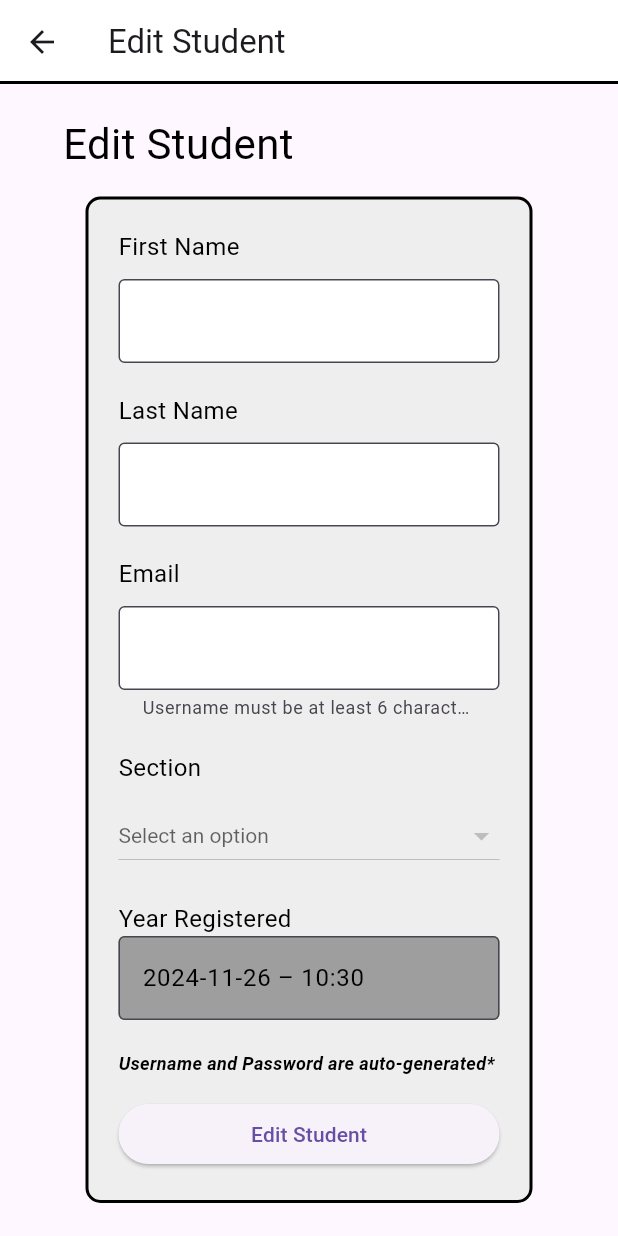
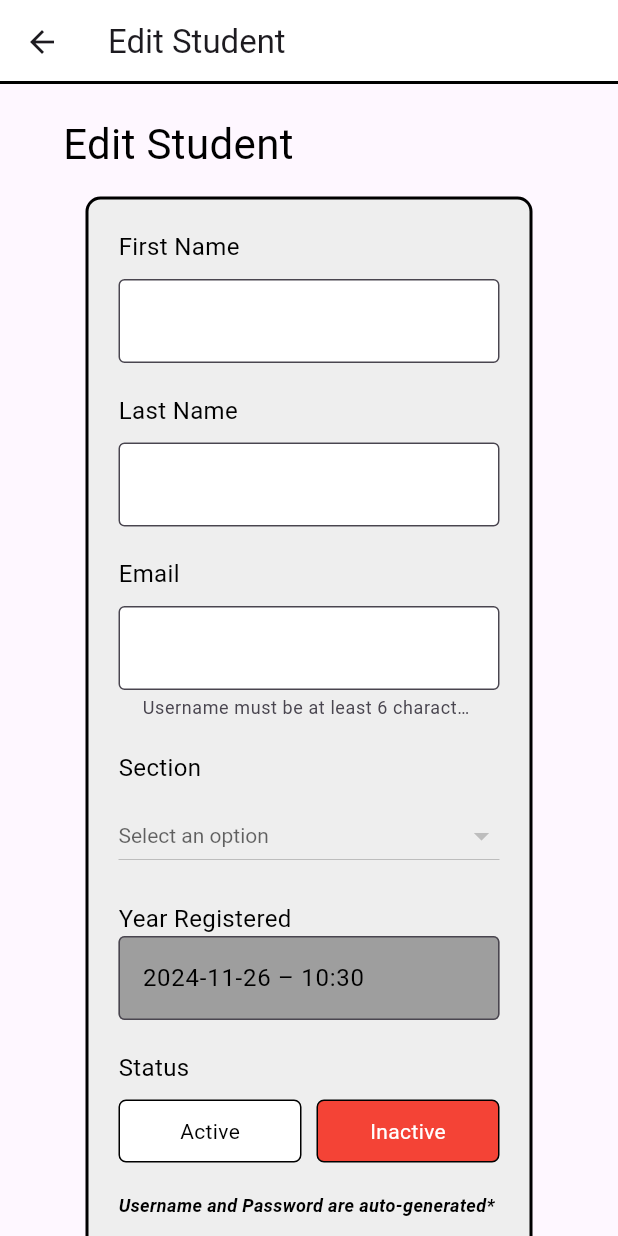
Before and after one commit to ndrw-ynz/physix-companion-app, a Flutter app: the StudentDetailsWidget widget shown alone on an empty page, opened directly with empty values, after a tap on the "edit" icon, on a phone screen of 412 x 824 dp. Run offline on Flutter 3.47's test engine with Material 3 defaults, Android fonts, the phone set to English and light mode, and no system bars; our stand-ins replace cloud_firestore, firebase_auth, firebase_core, go_router; accounts and stored records are empty; network calls fail.

Commit message:
feat: Status has been added for 'soft deletion' of students. When viewing students, active accounts will be shown first, followed by inactive accounts.

```diff
--- a/lib/main.dart
+++ b/lib/main.dart
@@ -147,6 +147,7 @@ final _router = GoRouter(
                           email: extras?['email'],
                           sectionId: extras?['sectionId'],
                           dateCreated: extras?['dateCreated'],
+                          status: extras?['status'],
                         );
                       })
                 ]),
--- a/lib/screens/teacher/students/teacher_student_view_controller.dart
+++ b/lib/screens/teacher/students/teacher_student_view_controller.dart
@@ -66,9 +66,20 @@ abstract class TeacherStudentViewController
             sectionIdToName[sectionId] == selectedSection;
         return matchesSection;
       }).toList();
+
+      filteredList.sort((a, b) {
+        // Get status values, default to false if null
+        bool statusA = a['status'] ?? false;
+        bool statusB = b['status'] ?? false;
+
+        // Compare status values (true comes before false)
+        if (statusA == statusB) {
+          return 0; // Keep original order if status is the same
+        }
+        return statusA ? -1 : 1; // True values come first
+      });
     });
   }
-
   Future<void> _gatherSections() async {
     Set<String> uniqueSections = {}; // Set to hold unique section names
     Map<String, String> sectionIdToNameMap = {
--- a/lib/screens/teacher/students/teacher_student_view_screen.dart
+++ b/lib/screens/teacher/students/teacher_student_view_screen.dart
@@ -132,6 +132,7 @@ class _TeacherStudentViewScreenState extends TeacherStudentViewController {
                       sectionId: student['sectionId'] ?? 'Unknown Section ID',  // you can keep this
                       sectionName: sectionIdToName[student['sectionId']] ?? 'Unknown Section Name',  // modified this line
                       dateCreated: student['dateCreated'] ?? Timestamp.now(),
+                      status: student['status'] ?? false,
                     );
                   },
                 ),
--- a/lib/widgets/students/student_details_widget.dart
+++ b/lib/widgets/students/student_details_widget.dart
@@ -16,7 +16,8 @@ class StudentDetailsWidget extends StatefulWidget {
       required this.password,
       required this.sectionId,
       required this.sectionName,
-      required this.dateCreated});
+      required this.dateCreated,
+      this.status});
 
   final int itemNumber;
   final String uid;
@@ -28,6 +29,7 @@ class StudentDetailsWidget extends StatefulWidget {
   final String sectionId;
   final String sectionName;
   final Timestamp dateCreated;
+  final bool? status;
 
   @override
   State<StudentDetailsWidget> createState() => _StudentDetailsWidgetState();
@@ -38,7 +40,6 @@ class _StudentDetailsWidgetState extends State<StudentDetailsWidget> {
   Widget build(BuildContext context) {
     return Container(
         margin: const EdgeInsets.all(20.0),
-        height: 200,
         decoration: BoxDecoration(
             border: Border.all(color: Colors.black, width: 2.0),
             borderRadius: BorderRadius.circular(10.0)),
@@ -46,22 +47,54 @@ class _StudentDetailsWidgetState extends State<StudentDetailsWidget> {
             mainAxisAlignment: MainAxisAlignment.spaceBetween,
             crossAxisAlignment: CrossAxisAlignment.stretch,
             children: <Widget>[
+              const SizedBox(height: 15),
               Row(
                 mainAxisAlignment: MainAxisAlignment.spaceBetween,
                 crossAxisAlignment: CrossAxisAlignment.center,
                 children: <Widget>[
+                  Column(
+                    crossAxisAlignment: CrossAxisAlignment.start,
+                    children: <Widget>[
                       Row(
                         children: <Widget>[
                           const SizedBox(width: 10),
-                      Text("${widget.itemNumber}. ",
-                          style: const TextStyle(
-                              fontSize: 22.0, fontWeight: FontWeight.bold)),
-                      const SizedBox(width: 10), // Space between texts
-                      Text("${widget.lastName}, ${widget.firstName}",
+                          Container(
+                            width: 12,
+                            height: 12,
+                            decoration: BoxDecoration(
+                              shape: BoxShape.circle,
+                              color: (widget.status ?? false) ? Colors.green : Colors.red,
+                            ),
+                          ),
+                          const SizedBox(width: 5),
+                          Text(
+                            (widget.status ?? false) ? "Active" : "Inactive",
+                            style: TextStyle(
+                              color: (widget.status ?? false) ? Colors.green : Colors.red,
+                              fontSize: 14.0,
+                            ),
+                          ),
+                        ],
+                      ),
+                      // Second Row: Item Number and Name
+                      Row(
+                        children: <Widget>[
+                          const SizedBox(width: 10),
+                          Text(
+                              "${widget.itemNumber}. ",
+                              style: const TextStyle(fontSize: 22.0, fontWeight: FontWeight.bold)
+                          ),
+                          const SizedBox(width: 10),
+                          Text(
+                              "${widget.lastName}, ${widget.firstName}",
                               style: const TextStyle(
                                   fontSize: 18.0,
                                   fontStyle: FontStyle.italic,
-                              fontWeight: FontWeight.bold)),
+                                  fontWeight: FontWeight.bold
+                              )
+                          ),
+                        ],
+                      ),
                     ],
                   ),
                   // Right side: Two Buttons
@@ -76,6 +109,7 @@ class _StudentDetailsWidgetState extends State<StudentDetailsWidget> {
                               "email": widget.email,
                               "sectionId": widget.sectionId,
                               "dateCreated": widget.dateCreated,
+                              "status": widget.status ?? false,
                             }),
                         icon: const Icon(Icons.edit),
                         style: ElevatedButton.styleFrom(
@@ -140,6 +174,8 @@ class _StudentDetailsWidgetState extends State<StudentDetailsWidget> {
                       ])
                     ],
                   ))
-            ]));
+            ]
+        )
+    );
   }
 }
--- a/lib/widgets/students/student_form_widget.dart
+++ b/lib/widgets/students/student_form_widget.dart
@@ -16,7 +16,8 @@ class StudentFormWidget extends StatefulWidget {
         this.lastName,
         this.email,
         this.sectionId,
-        this.dateCreated});
+        this.dateCreated,
+        this.status});
   final FormMode formMode;
   final String? uid;
   final String? firstName;
@@ -24,6 +25,7 @@ class StudentFormWidget extends StatefulWidget {
   final String? email;
   final String? sectionId;
   final Timestamp? dateCreated;
+  final bool? status;
 
   @override
   State<StudentFormWidget> createState() => _StudentFormWidgetState();
@@ -164,6 +166,75 @@ class _StudentFormWidgetState extends StudentFormController {
                         ),
                         const SizedBox(height: 20),
                         const Text(
+                          "Status",
+                          style: TextStyle(fontSize: 16.0),
+                        ),
+                        const SizedBox(height: 10),
+                        Row(
+                          children: [
+                            Expanded(
+                              child: GestureDetector(
+                                onTap: () {
+                                  setState(() {
+                                    studentStatus = true;
+                                  });
+                                },
+                                child: Container(
+                                  padding: const EdgeInsets.symmetric(vertical: 10),
+                                  decoration: BoxDecoration(
+                                    color: studentStatus == true
+                                        ? Colors.green
+                                        : Colors.white,
+                                    border: Border.all(color: Colors.black),
+                                    borderRadius: BorderRadius.circular(5),
+                                  ),
+                                  child: Center(
+                                    child: Text(
+                                      'Active',
+                                      style: TextStyle(
+                                        color: studentStatus == true
+                                            ? Colors.white
+                                            : Colors.black,
+                                      ),
+                                    ),
+                                  ),
+                                ),
+                              ),
+                            ),
+                            const SizedBox(width: 10),
+                            Expanded(
+                              child: GestureDetector(
+                                onTap: () {
+                                  setState(() {
+                                    studentStatus = false;
+                                  });
+                                },
+                                child: Container(
+                                  padding: const EdgeInsets.symmetric(vertical: 10),
+                                  decoration: BoxDecoration(
+                                    color: studentStatus == false
+                                        ? Colors.red
+                                        : Colors.white,
+                                    border: Border.all(color: Colors.black),
+                                    borderRadius: BorderRadius.circular(5),
+                                  ),
+                                  child: Center(
+                                    child: Text(
+                                      'Inactive',
+                                      style: TextStyle(
+                                        color: studentStatus == false
+                                            ? Colors.white
+                                            : Colors.black,
+                                      ),
+                                    ),
+                                  ),
+                                ),
+                              ),
+                            ),
+                          ],
+                        ),
+                        const SizedBox(height: 20),
+                        const Text(
                           "Username and Password are auto-generated*",
                           style: TextStyle(
                               fontSize: 12.0,
@@ -202,6 +273,7 @@ abstract class StudentFormController extends State<StudentFormWidget> {
   String? selectedSectionId;
   List<DropdownMenuItem<String>> dropdownSectionItems = [];
   String? studentUid;
+  bool? studentStatus;
 
 
   @override
@@ -226,6 +298,7 @@ abstract class StudentFormController extends State<StudentFormWidget> {
       _lastNameController.text = widget.lastName ?? '';
       _emailController.text = widget.email ?? '';
       selectedSectionId = widget.sectionId;
+      studentStatus = widget.status;
 
       // Safely format dateCreated (now nullable)
       if (widget.dateCreated != null) {
@@ -236,6 +309,7 @@ abstract class StudentFormController extends State<StudentFormWidget> {
     } else {
       // For add mode, ensure the date is set properly and uid remains constant
       _dateController.text = DateFormat('yyyy-MM-dd').format(DateTime.now());
+      studentStatus = true;
     }
   }
 
@@ -353,6 +427,7 @@ abstract class StudentFormController extends State<StudentFormWidget> {
         'password': extractUsername(_emailController.text.trim()), // DO NOT store plain passwords
         'dateCreated': FieldValue.serverTimestamp(),
         'sectionId': selectedSectionId,
+        'status': studentStatus ?? true,
       });
 
       print("Student account created successfully!");
@@ -431,6 +506,7 @@ abstract class StudentFormController extends State<StudentFormWidget> {
         'lastName': _lastNameController.text.trim(),
         'sectionId': selectedSectionId!,
         'dateCreated': FieldValue.serverTimestamp(), // Set the current timestamp when edited
+        'status': studentStatus ?? true,
       });
       print("Student account updated successfully in Firestore!");
 
```
Lines whose indentation alone changed are shown as unchanged.
